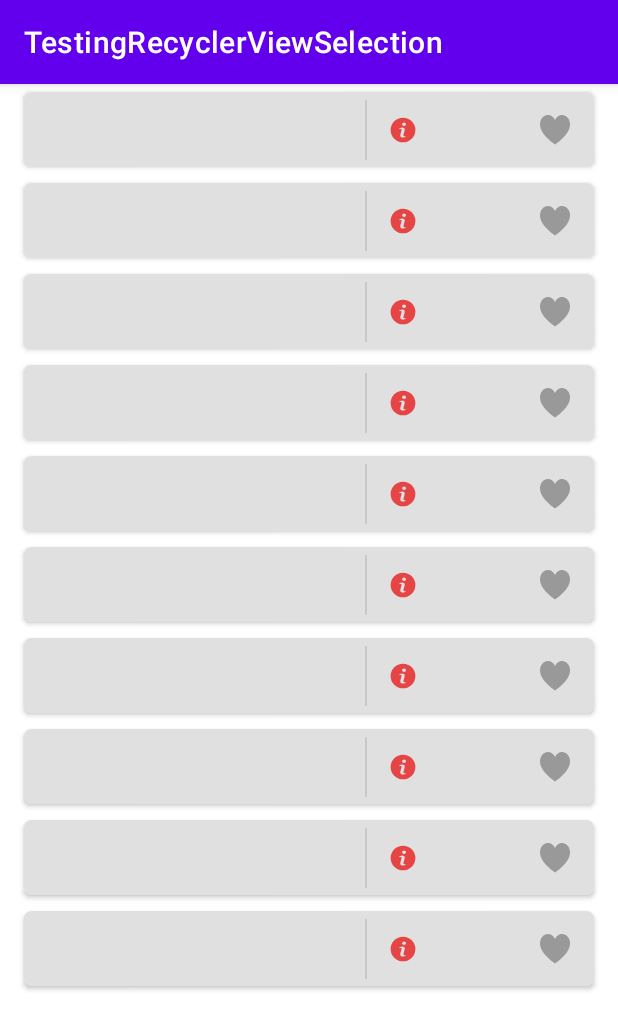
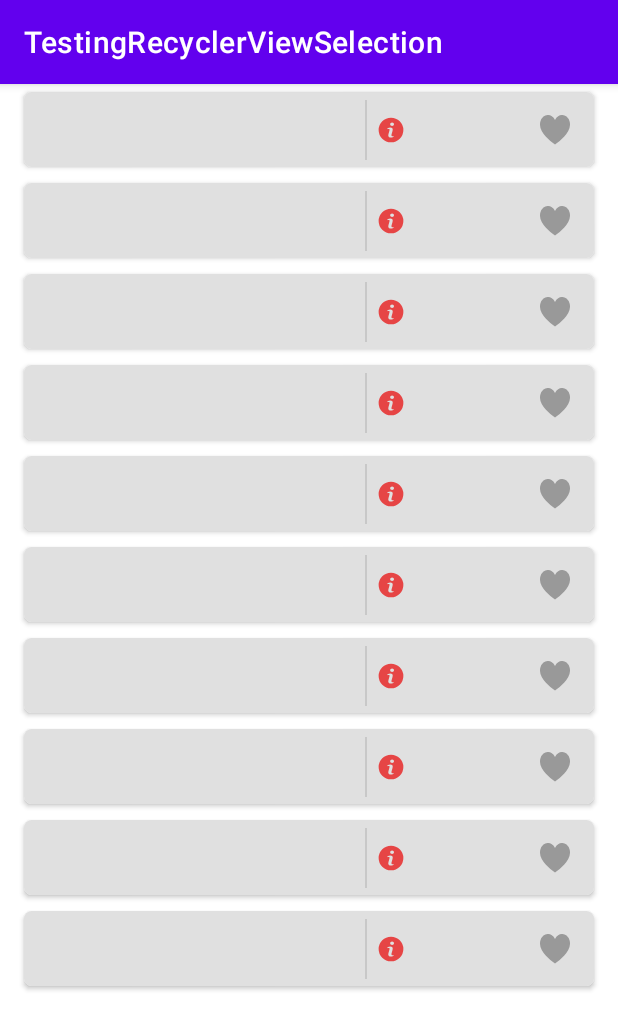
Before and after one commit to rigorrv/TestingRecyclerViewSelection, an Android app: the screen it shows after launch (MainActivity), on a phone screen of 412 x 824 dp. Shown: the top 1030 px of the screen. Run offline under Robolectric (Android 15) with nearby library versions, the phone set to English and light mode, and no system bars; our stand-ins replace Timber; 4 statements that could not run were skipped.

Commit message:
101-RecyclerView-Selection

```diff
--- a/app/src/main/res/layout/direction_items.xml
+++ b/app/src/main/res/layout/direction_items.xml
@@ -93,7 +93,7 @@
             android:id="@+id/infoIcono"
             android:layout_width="wrap_content"
             android:layout_height="wrap_content"
-            android:layout_marginStart="16dp"
+            android:layout_marginStart="8dp"
             android:backgroundTint="#E64545"
             app:layout_constraintBottom_toBottomOf="parent"
             app:layout_constraintStart_toStartOf="@+id/guideline17"
```
